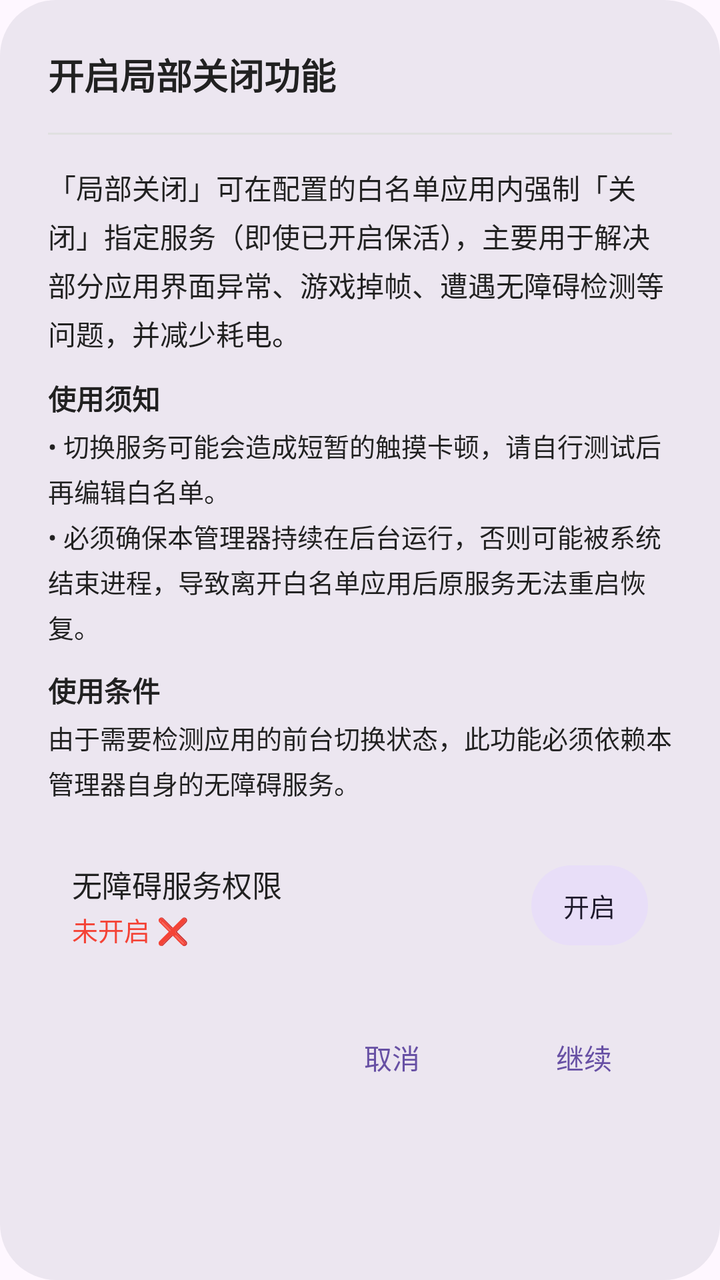
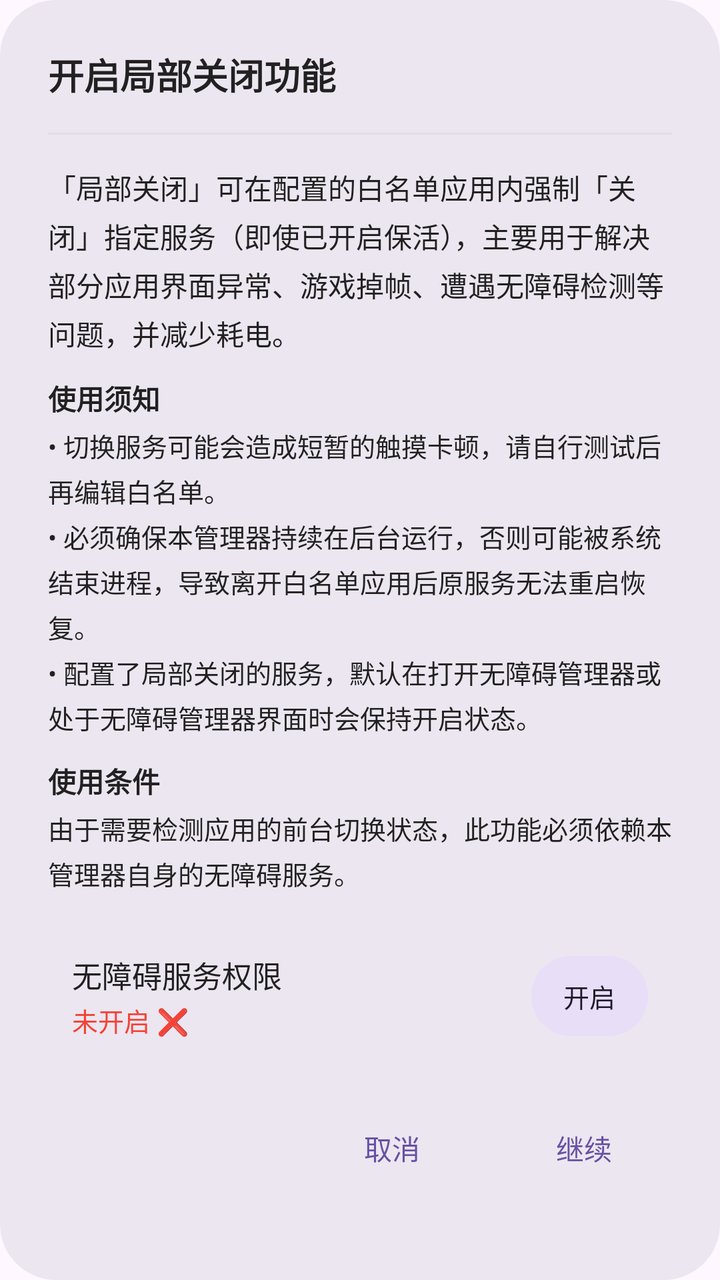

Two renders of the same Android screen: before a commit and after it. Below are the layout's source before the change and the commit's diff.
<!-- AndroidManifest.xml: application theme AppTheme -->
<!-- res/layout/dialog_whitelist_enable.xml -->
<?xml version="1.0" encoding="utf-8"?>
<LinearLayout xmlns:android="http://schemas.android.com/apk/res/android"
    android:layout_width="match_parent"
    android:layout_height="wrap_content"
    android:orientation="vertical"
    android:background="@drawable/dialog_bg"
    android:padding="24dp">

    
    <TextView
        android:layout_width="match_parent"
        android:layout_height="wrap_content"
        android:text="开启局部关闭功能"
        android:textColor="@color/text_primary"
        android:textSize="18sp"
        android:textStyle="bold"
        android:paddingBottom="16dp" />

    <View
        android:layout_width="match_parent"
        android:layout_height="1dp"
        android:background="@color/divider" />

    
    <TextView
        android:layout_width="match_parent"
        android:layout_height="wrap_content"
        android:text="「局部关闭」可在配置的白名单应用内强制「关闭」指定服务（即使已开启保活），主要用于解决部分应用界面异常、游戏掉帧、遭遇无障碍检测等问题，并减少耗电。"
        android:textColor="@color/text_primary"
        android:textSize="14sp"
        android:lineSpacingExtra="4dp"
        android:paddingTop="16dp"
        android:paddingBottom="12dp" />

    <TextView
        android:layout_width="match_parent"
        android:layout_height="wrap_content"
        android:text="使用须知"
        android:textColor="@color/text_primary"
        android:textSize="14sp"
        android:textStyle="bold"
        android:paddingBottom="4dp" />

    <TextView
        android:layout_width="match_parent"
        android:layout_height="wrap_content"
        android:text="• 切换服务可能会造成短暂的触摸卡顿，请自行测试后再编辑白名单。\n• 必须确保本管理器持续在后台运行，否则可能被系统结束进程，导致离开白名单应用后原服务无法重启恢复。"
        android:textColor="@color/text_primary"
        android:textSize="13sp"
        android:lineSpacingExtra="4dp"
        android:paddingBottom="12dp" />

    <TextView
        android:layout_width="match_parent"
        android:layout_height="wrap_content"
        android:text="使用条件"
        android:textColor="@color/text_primary"
        android:textSize="14sp"
        android:textStyle="bold"
        android:paddingBottom="4dp" />

    <TextView
        android:layout_width="match_parent"
        android:layout_height="wrap_content"
        android:text="由于需要检测应用的前台切换状态，此功能必须依赖本管理器自身的无障碍服务。"
        android:textColor="@color/text_primary"
        android:textSize="13sp"
        android:lineSpacingExtra="4dp"
        android:paddingBottom="16dp" />

    
    <LinearLayout
        android:id="@+id/permission_layout"
        android:layout_width="match_parent"
        android:layout_height="wrap_content"
        android:gravity="center_vertical"
        android:background="?android:attr/selectableItemBackground"
        android:clickable="true"
        android:focusable="true"
        android:paddingTop="12dp"
        android:paddingBottom="12dp"
        android:paddingLeft="12dp"
        android:paddingRight="12dp"
        android:layout_marginBottom="16dp"
        android:orientation="horizontal">

        <LinearLayout
            android:layout_width="0dp"
            android:layout_weight="1"
            android:layout_height="wrap_content"
            android:orientation="vertical">
            <TextView
                android:layout_width="wrap_content"
                android:layout_height="wrap_content"
                android:text="无障碍服务权限"
                android:textColor="@color/text_primary"
                android:textSize="15sp" />
            <TextView
                android:id="@+id/permission_status_text"
                android:layout_width="wrap_content"
                android:layout_height="wrap_content"
                android:text="未开启 ❌"
                android:textColor="#F44336"
                android:textSize="13sp"
                android:layout_marginTop="2dp" />
        </LinearLayout>

        <com.google.android.material.button.MaterialButton
            android:id="@+id/btn_go_settings"
            style="@style/Widget.Material3.Button.TonalButton"
            android:layout_width="wrap_content"
            android:layout_height="wrap_content"
            android:minWidth="0dp"
            android:paddingLeft="16dp"
            android:paddingRight="16dp"
            android:text="开启"
            android:textSize="13sp" />
    </LinearLayout>

    
    <LinearLayout
        android:layout_width="match_parent"
        android:layout_height="wrap_content"
        android:gravity="end"
        android:orientation="horizontal">

        <com.google.android.material.button.MaterialButton
            android:id="@+id/btn_cancel"
            style="@style/Widget.Material3.Button.TextButton"
            android:layout_width="wrap_content"
            android:layout_height="wrap_content"
            android:text="取消" />

        <com.google.android.material.button.MaterialButton
            android:id="@+id/btn_continue"
            style="@style/Widget.Material3.Button.TextButton"
            android:layout_width="wrap_content"
            android:layout_height="wrap_content"
            android:layout_marginLeft="8dp"
            android:text="继续" />
    </LinearLayout>

</LinearLayout>
<!-- resources referenced by this layout -->
<resources>
  <color name="divider">#E0E0E0</color>
  <color name="text_primary">#212121</color>
  <!-- drawable dialog_bg (drawable) -->
  <?xml version="1.0" encoding="utf-8"?>
  <shape xmlns:android="http://schemas.android.com/apk/res/android"
      android:shape="rectangle">
      <corners android:radius="28dp" />
      <solid android:color="?attr/colorSurfaceContainerHigh" />
  </shape>
  <style name="AppTheme" parent="AppTheme.Blue" />
  <style name="AppTheme.Blue" parent="Theme.Material3.DayNight.NoActionBar">
          <item name="colorPrimary">#4759B8</item>
          <item name="colorOnPrimary">#FFFFFF</item>
          <item name="colorPrimaryContainer">#DCE1FF</item>
          <item name="colorOnPrimaryContainer">#00164E</item>
      </style>
</resources>

<!-- the commit's change to res/layout/dialog_whitelist_enable.xml (unified diff, before → after) -->
@@ -44,7 +44,7 @@
     <TextView
         android:layout_width="match_parent"
         android:layout_height="wrap_content"
-        android:text="• 切换服务可能会造成短暂的触摸卡顿，请自行测试后再编辑白名单。\n• 必须确保本管理器持续在后台运行，否则可能被系统结束进程，导致离开白名单应用后原服务无法重启恢复。"
+        android:text="• 切换服务可能会造成短暂的触摸卡顿，请自行测试后再编辑白名单。\n• 必须确保本管理器持续在后台运行，否则可能被系统结束进程，导致离开白名单应用后原服务无法重启恢复。\n• 配置了局部关闭的服务，默认在打开无障碍管理器或处于无障碍管理器界面时会保持开启状态。"
         android:textColor="@color/text_primary"
         android:textSize="13sp"
         android:lineSpacingExtra="4dp"
